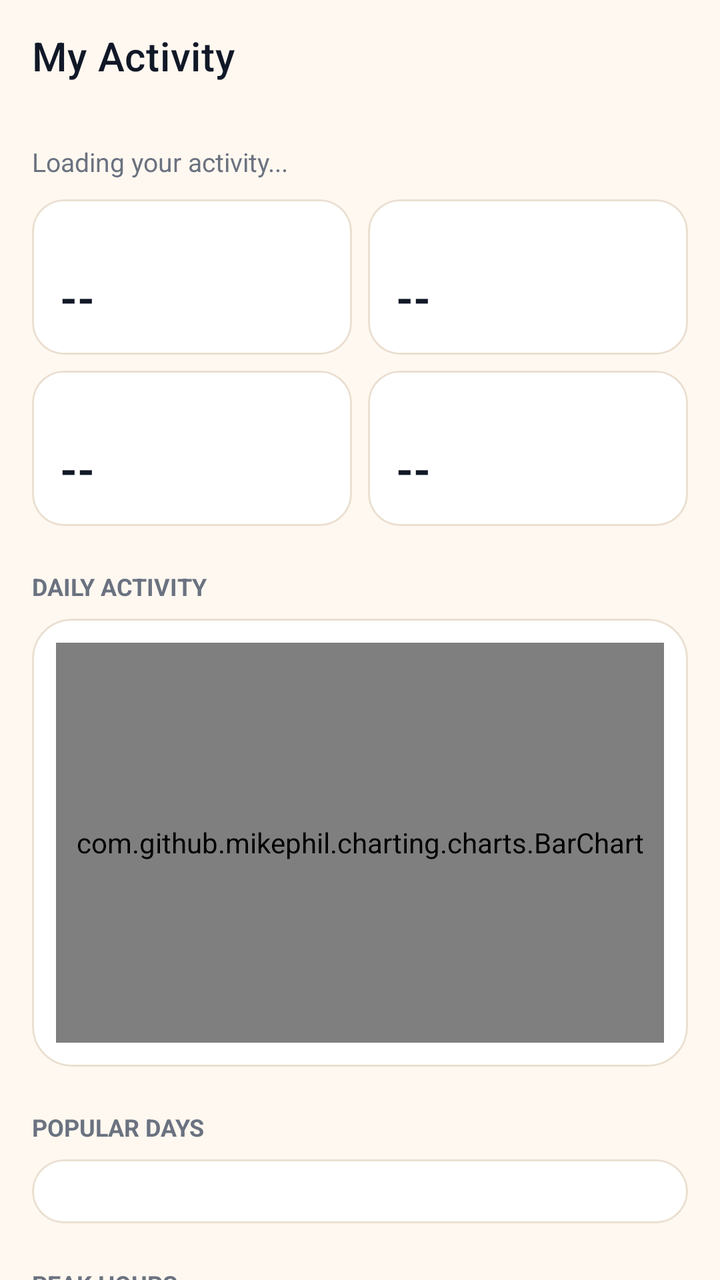
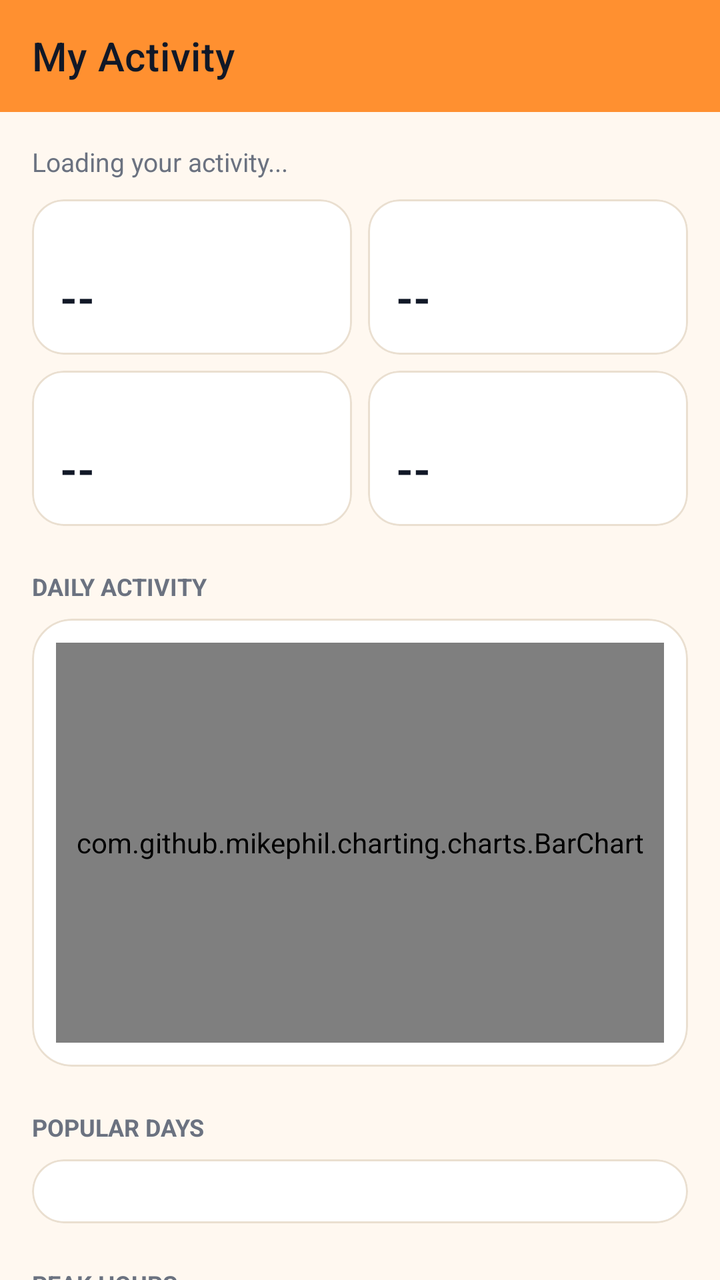

An Android layout rendered at two revisions. The XML below is the earlier revision; the diff shows what the commit changed to produce the second picture.
<!-- AndroidManifest.xml: application theme AppTheme -->
<!-- res/layout/activity_activity_stats.xml -->
<?xml version="1.0" encoding="utf-8"?>
<androidx.coordinatorlayout.widget.CoordinatorLayout
    xmlns:android="http://schemas.android.com/apk/res/android"
    xmlns:app="http://schemas.android.com/apk/res-auto"
    android:layout_width="match_parent"
    android:layout_height="match_parent"
    android:background="@color/colorBackground">
    <com.google.android.material.appbar.AppBarLayout
        android:layout_width="match_parent"
        android:layout_height="wrap_content"
        android:background="@android:color/transparent"
        app:elevation="0dp">
        <androidx.appcompat.widget.Toolbar
            android:id="@+id/_toolbar"
            android:layout_width="match_parent"
            android:layout_height="?attr/actionBarSize"
            app:title="My Activity"
            app:titleTextColor="@color/colorTextPrimary" />
    </com.google.android.material.appbar.AppBarLayout>
    <androidx.core.widget.NestedScrollView
        android:layout_width="match_parent"
        android:layout_height="match_parent"
        app:layout_behavior="@string/appbar_scrolling_view_behavior">
        <LinearLayout
            android:layout_width="match_parent"
            android:layout_height="wrap_content"
            android:orientation="vertical"
            android:padding="16dp">

            <TextView
                android:id="@+id/tv_stats_state"
                android:layout_width="match_parent"
                android:layout_height="wrap_content"
                android:layout_marginBottom="10dp"
                android:text="Loading your activity..."
                android:textColor="@color/colorTextTertiary"
                android:textSize="13sp" />

            <LinearLayout
                android:layout_width="match_parent"
                android:layout_height="wrap_content"
                android:orientation="horizontal">
                <include layout="@layout/item_stat_tile" android:id="@+id/tile_reads" android:layout_width="0dp" android:layout_height="wrap_content" android:layout_weight="1" />
                <include layout="@layout/item_stat_tile" android:id="@+id/tile_days" android:layout_width="0dp" android:layout_height="wrap_content" android:layout_weight="1" android:layout_marginStart="8dp" />
            </LinearLayout>
            <LinearLayout
                android:layout_width="match_parent"
                android:layout_height="wrap_content"
                android:layout_marginTop="8dp"
                android:orientation="horizontal">
                <include layout="@layout/item_stat_tile" android:id="@+id/tile_gifts" android:layout_width="0dp" android:layout_height="wrap_content" android:layout_weight="1" />
                <include layout="@layout/item_stat_tile" android:id="@+id/tile_trust" android:layout_width="0dp" android:layout_height="wrap_content" android:layout_weight="1" android:layout_marginStart="8dp" />
            </LinearLayout>

            <TextView
                android:layout_width="wrap_content"
                android:layout_height="wrap_content"
                android:layout_marginTop="22dp"
                android:text="DAILY ACTIVITY"
                android:textColor="@color/colorTextTertiary"
                android:textSize="12sp"
                android:textStyle="bold" />
            <com.google.android.material.card.MaterialCardView
                android:layout_width="match_parent"
                android:layout_height="wrap_content"
                android:layout_marginTop="8dp"
                app:cardBackgroundColor="@color/colorSurface"
                app:cardCornerRadius="20dp"
                app:cardElevation="0dp"
                app:strokeColor="@color/colorCardStroke"
                app:strokeWidth="1dp">
                <com.github.mikephil.charting.charts.BarChart
                    android:id="@+id/chart_daily"
                    android:layout_width="match_parent"
                    android:layout_height="200dp"
                    android:layout_margin="12dp" />
            </com.google.android.material.card.MaterialCardView>

            <TextView
                android:layout_width="wrap_content"
                android:layout_height="wrap_content"
                android:layout_marginTop="22dp"
                android:text="POPULAR DAYS"
                android:textColor="@color/colorTextTertiary"
                android:textSize="12sp"
                android:textStyle="bold" />
            <com.google.android.material.card.MaterialCardView
                android:layout_width="match_parent"
                android:layout_height="wrap_content"
                android:layout_marginTop="8dp"
                app:cardBackgroundColor="@color/colorSurface"
                app:cardCornerRadius="20dp"
                app:cardElevation="0dp"
                app:strokeColor="@color/colorCardStroke"
                app:strokeWidth="1dp">
                <LinearLayout
                    android:id="@+id/ll_weekdays"
                    android:layout_width="match_parent"
                    android:layout_height="wrap_content"
                    android:orientation="vertical"
                    android:padding="16dp" />
            </com.google.android.material.card.MaterialCardView>

            <TextView
                android:layout_width="wrap_content"
                android:layout_height="wrap_content"
                android:layout_marginTop="22dp"
                android:text="PEAK HOURS"
                android:textColor="@color/colorTextTertiary"
                android:textSize="12sp"
                android:textStyle="bold" />
            <com.google.android.material.card.MaterialCardView
                android:layout_width="match_parent"
                android:layout_height="wrap_content"
                android:layout_marginTop="8dp"
                app:cardBackgroundColor="@color/colorSurface"
                app:cardCornerRadius="20dp"
                app:cardElevation="0dp"
                app:strokeColor="@color/colorCardStroke"
                app:strokeWidth="1dp">
                <com.github.mikephil.charting.charts.BarChart
                    android:id="@+id/chart_hours"
                    android:layout_width="match_parent"
                    android:layout_height="180dp"
                    android:layout_margin="12dp" />
            </com.google.android.material.card.MaterialCardView>

            <TextView
                android:id="@+id/tv_stats_note"
                android:layout_width="match_parent"
                android:layout_height="wrap_content"
                android:layout_marginTop="16dp"
                android:layout_marginBottom="24dp"
                android:textColor="@color/colorTextTertiary"
                android:textSize="12.5sp"
                android:lineSpacingMultiplier="1.2" />
        </LinearLayout>
    </androidx.core.widget.NestedScrollView>
</androidx.coordinatorlayout.widget.CoordinatorLayout>
<!-- res/layout/item_stat_tile.xml (included above) -->
<?xml version="1.0" encoding="utf-8"?>
<com.google.android.material.card.MaterialCardView
    xmlns:android="http://schemas.android.com/apk/res/android"
    xmlns:app="http://schemas.android.com/apk/res-auto"
    android:layout_width="match_parent"
    android:layout_height="wrap_content"
    app:cardBackgroundColor="@color/colorSurface"
    app:cardCornerRadius="16dp"
    app:cardElevation="0dp"
    app:strokeColor="@color/colorCardStroke"
    app:strokeWidth="1dp">
    <LinearLayout
        android:layout_width="match_parent"
        android:layout_height="wrap_content"
        android:orientation="vertical"
        android:padding="14dp">
        <TextView
            android:id="@+id/tv_tile_label"
            android:layout_width="wrap_content"
            android:layout_height="wrap_content"
            android:textColor="@color/colorTextTertiary"
            android:textSize="12sp" />
        <TextView
            android:id="@+id/tv_tile_value"
            android:layout_width="wrap_content"
            android:layout_height="wrap_content"
            android:layout_marginTop="4dp"
            android:text="--"
            android:textColor="@color/colorTextPrimary"
            android:textSize="22sp"
            android:textStyle="bold" />
    </LinearLayout>
</com.google.android.material.card.MaterialCardView>
<!-- resources referenced by this layout -->
<resources>
  <color name="colorBackground">#FFF8F0</color>
  <color name="colorCardStroke">#EADFD0</color>
  <color name="colorSurface">#FFFFFF</color>
  <color name="colorTextPrimary">#111827</color>
  <color name="colorTextTertiary">#6B7280</color>
  <style name="AppTheme" parent="Theme.MaterialComponents.DayNight.NoActionBar">
          
          <item name="android:textViewStyle">@style/HarvanaTextView</item>
          <item name="appBarColor">@color/colorAccent</item>
          <item name="onAppBarColor">@color/colorTextOnAccent</item>
          <item name="colorSecondary">@color/colorAccent</item>
          <item name="colorOnSecondary">@color/colorTextOnAccent</item>
          <item name="colorPrimaryVariant">@color/colorAccentDark</item>
          <item name="colorSecondaryVariant">@color/colorAccentDark</item>
          <item name="colorError">@color/colorError</item>
          <item name="colorOnError">@color/colorTextPrimaryWhite</item>
          <item name="colorControlActivated">@color/colorAccent</item>
          <item name="colorControlNormal">@color/colorControlNormal</item>
          <item name="colorControlHighlight">@color/colorAccentRipple</item>
          <item name="android:textColorHighlight">@color/colorAccentStroke</item>
          <item name="android:textColorLink">@color/colorAccentStrong</item>
          <item name="android:editTextColor">@color/colorTextPrimary</item>
          <item name="android:navigationBarColor">@color/colorBackground</item>
          <item name="colorPrimary">@color/colorAccent</item>
          <item name="colorPrimaryDark">@color/colorAccentStrong</item>
          <item name="colorAccent">@color/colorAccent</item>
          <item name="colorSurface">@color/colorSurface</item>
          <item name="colorOnPrimary">@color/colorTextOnAccent</item>
          <item name="colorOnSurface">@color/colorTextPrimary</item>
          <item name="colorOnBackground">@color/colorTextPrimary</item>
          <item name="colorOnSurfaceVariant">@color/colorTextSecondary</item>
          <item name="android:textColorPrimary">@color/colorTextPrimary</item>
          <item name="android:textColorSecondary">@color/colorTextSecondary</item>
          <item name="android:textColorHint">@color/colorTextTertiary</item>
          <item name="android:statusBarColor">?attr/appBarColor</item>
          <item name="android:windowLightStatusBar">true</item>
          <item name="android:windowBackground">@color/colorBackground</item>
          <item name="alertDialogTheme">@style/HarvanaAlertDialog</item>
          <item name="materialAlertDialogTheme">@style/HarvanaAlertDialog</item>
          <item name="bottomSheetDialogTheme">@style/HarvanaBottomSheetDialog</item>
      </style>
  <color name="colorAccent">#FF9030</color>
  <color name="colorTextOnAccent">#111827</color>
  <color name="colorAccentDark">#E57A14</color>
  <color name="colorError">#EF4444</color>
  <color name="colorAccentStrong">#B85F0A</color>
  <color name="colorTextSecondary">#4B5563</color>
  <!-- unchanged entries left out for length: 10 -->
</resources>

<!-- the commit's change to res/layout/activity_activity_stats.xml (unified diff, before → after) -->
@@ -8,14 +8,15 @@
     <com.google.android.material.appbar.AppBarLayout
         android:layout_width="match_parent"
         android:layout_height="wrap_content"
-        android:background="@android:color/transparent"
+        android:theme="@style/AppTheme.AppBarOverlay"
         app:elevation="0dp">
         <androidx.appcompat.widget.Toolbar
             android:id="@+id/_toolbar"
             android:layout_width="match_parent"
             android:layout_height="?attr/actionBarSize"
+            android:background="?attr/appBarColor"
             app:title="My Activity"
-            app:titleTextColor="@color/colorTextPrimary" />
+            app:popupTheme="@style/AppTheme.PopupOverlay" />
     </com.google.android.material.appbar.AppBarLayout>
     <androidx.core.widget.NestedScrollView
         android:layout_width="match_parent"
<!-- resource entries referenced after the edit -->
@@ -5,7 +5,17 @@
   <color name="colorSurface">#FFFFFF</color>
   <color name="colorTextPrimary">#111827</color>
   <color name="colorTextTertiary">#6B7280</color>
+  <style name="AppTheme.AppBarOverlay" parent="ThemeOverlay.MaterialComponents.Light">
+          
+          <item name="android:textColorPrimary">?attr/onAppBarColor</item>
+          <item name="android:textColorSecondary">?attr/onAppBarColor</item>
+          <item name="colorControlNormal">?attr/onAppBarColor</item>
+          <item name="colorOnSurface">?attr/onAppBarColor</item>
+      </style>
+  <style name="AppTheme.PopupOverlay" parent="ThemeOverlay.MaterialComponents.Light" />
   <style name="AppTheme" parent="Theme.MaterialComponents.DayNight.NoActionBar">
+          
+          <item name="homeAsUpIndicator">@drawable/ic_nav_back</item>
           
           <item name="android:textViewStyle">@style/HarvanaTextView</item>
           <item name="appBarColor">@color/colorAccent</item>
@@ -41,6 +51,14 @@
           <item name="materialAlertDialogTheme">@style/HarvanaAlertDialog</item>
           <item name="bottomSheetDialogTheme">@style/HarvanaBottomSheetDialog</item>
       </style>
+  <!-- drawable ic_nav_back (drawable) -->
+  <?xml version="1.0" encoding="utf-8"?>
+  <vector xmlns:android="http://schemas.android.com/apk/res/android"
+      android:width="24dp" android:height="24dp" android:viewportWidth="24" android:viewportHeight="24"
+      android:autoMirrored="true"
+      android:tint="?attr/colorControlNormal">
+      <path android:fillColor="#FFFFFFFF" android:pathData="M20,11H7.83l5.59,-5.59L12,4l-8,8 8,8 1.41,-1.41L7.83,13H20v-2z" />
+  </vector>
   <color name="colorAccent">#FF9030</color>
   <color name="colorTextOnAccent">#111827</color>
   <color name="colorAccentDark">#E57A14</color>
